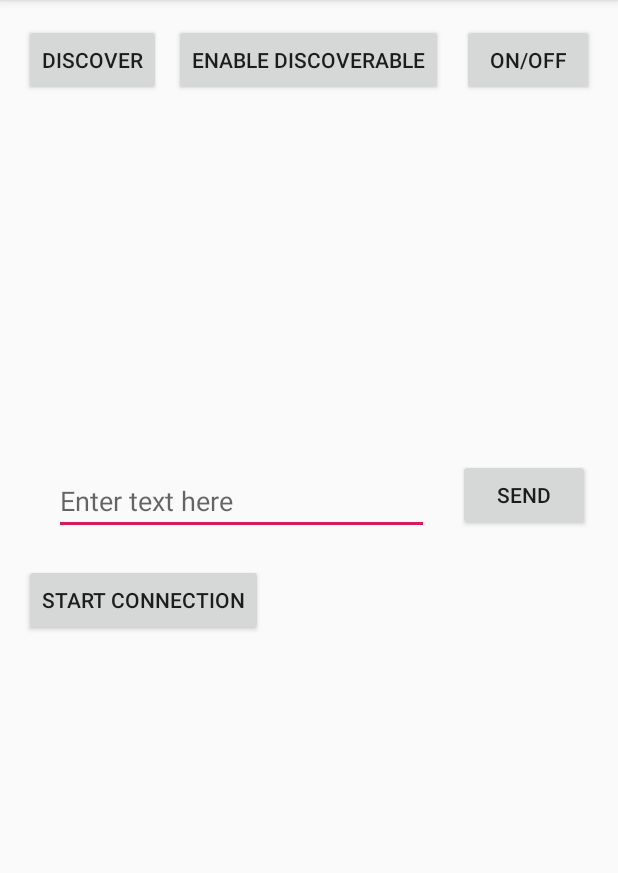
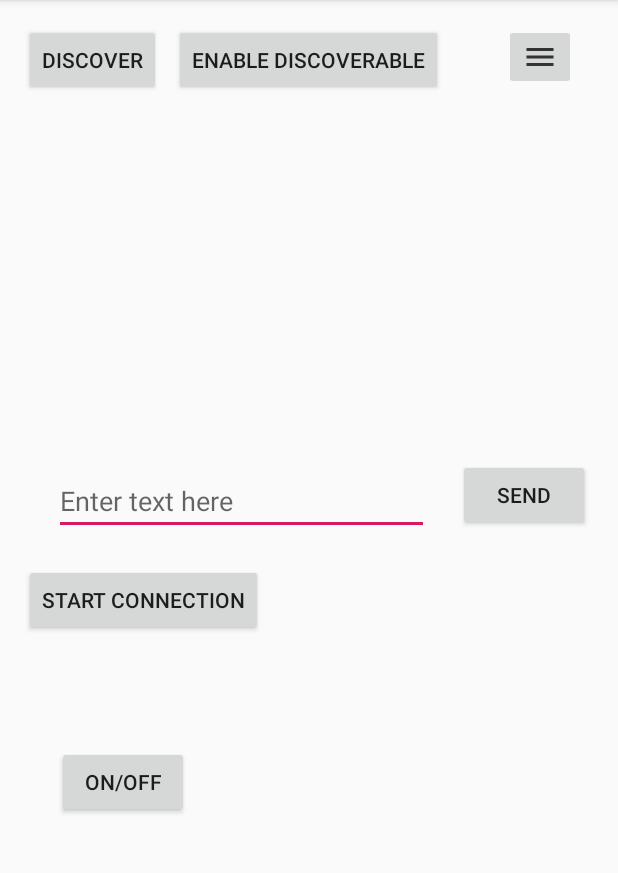
Before and after one commit to DIT112-V19/group-01, an Android app: the MainActivity screen opened directly, with no data from a screen before it, on a phone screen of 412 x 824 dp, the part 84-957 px from its top. Run offline under Robolectric (Android 15) with nearby library versions, the phone set to English and light mode, and no system bars.

Commit message:
added mainmenu button in connectActivity

```diff
--- a/BtSendData/app/src/main/java/com/example/myapplication/MainActivity.java
+++ b/BtSendData/app/src/main/java/com/example/myapplication/MainActivity.java
@@ -32,6 +32,7 @@ public class MainActivity extends AppCompatActivity implements AdapterView.OnIte
     Button btnStartConnection;
     Button btnSend;
     EditText etSend;
+    ImageButton mainMenu;
 
 
 
@@ -47,6 +48,20 @@ public class MainActivity extends AppCompatActivity implements AdapterView.OnIte
 
     ListView lvNewDevices;
 
+
+    private void initialize(){
+        mainMenu = findViewById(R.id.main_menu);
+
+        mainMenu.setOnClickListener(new View.OnClickListener() {
+            @Override
+            public void onClick(View v) {
+
+                Intent intent = new Intent(MainActivity.this,optionsPage.class);
+                startActivity(intent);
+            }
+        });
+
+    }
 
     // Create a BroadcastReceiver for ACTION_FOUND
     private final BroadcastReceiver mBroadcastReceiver1 = new BroadcastReceiver() {
@@ -197,6 +212,7 @@ public class MainActivity extends AppCompatActivity implements AdapterView.OnIte
 
         lvNewDevices.setOnItemClickListener(MainActivity.this);
 
+        initialize();
 
         btnONOFF.setOnClickListener(new View.OnClickListener() {
             @Override
--- /dev/null
+++ b/BtSendData/app/src/main/res/drawable-anydpi/main_menu.xml
@@ -0,0 +1,10 @@
+<vector xmlns:android="http://schemas.android.com/apk/res/android"
+    android:width="24dp"
+    android:height="24dp"
+    android:viewportWidth="24"
+    android:viewportHeight="24"
+    android:tint="#333333">
+    <path
+        android:fillColor="#FF000000"
+        android:pathData="M3,18h18v-2L3,16v2zM3,13h18v-2L3,11v2zM3,6v2h18L21,6L3,6z"/>
+</vector>
--- a/BtSendData/app/src/main/res/layout/activity_main.xml
+++ b/BtSendData/app/src/main/res/layout/activity_main.xml
@@ -16,8 +16,9 @@
         android:layout_height="wrap_content"
         android:layout_alignParentTop="true"
         android:layout_alignParentRight="true"
-        android:text="ON/OFF"
-        />
+        android:layout_marginTop="481dp"
+        android:layout_marginRight="270dp"
+        android:text="ON/OFF" />
 
     <Button
         android:id="@+id/btnDiscoverable_on_off"
@@ -72,6 +73,14 @@
         android:layout_toRightOf="@+id/editText"
         android:text="Send" />
 
+    <ImageButton
+        android:id="@+id/main_menu"
+        android:layout_width="wrap_content"
+        android:layout_height="wrap_content"
+        android:src="@drawable/main_menu"
+     android:layout_marginLeft="320dp"
+        />
+
 
 
 </RelativeLayout>
```
Also changed, not shown: BtSendData/app/src/main/res/drawable-hdpi/main_menu.png (added), BtSendData/app/src/main/res/drawable-mdpi/main_menu.png (added), BtSendData/app/src/main/res/drawable-xhdpi/main_menu.png (added), BtSendData/app/src/main/res/drawable-xxhdpi/main_menu.png (added).
